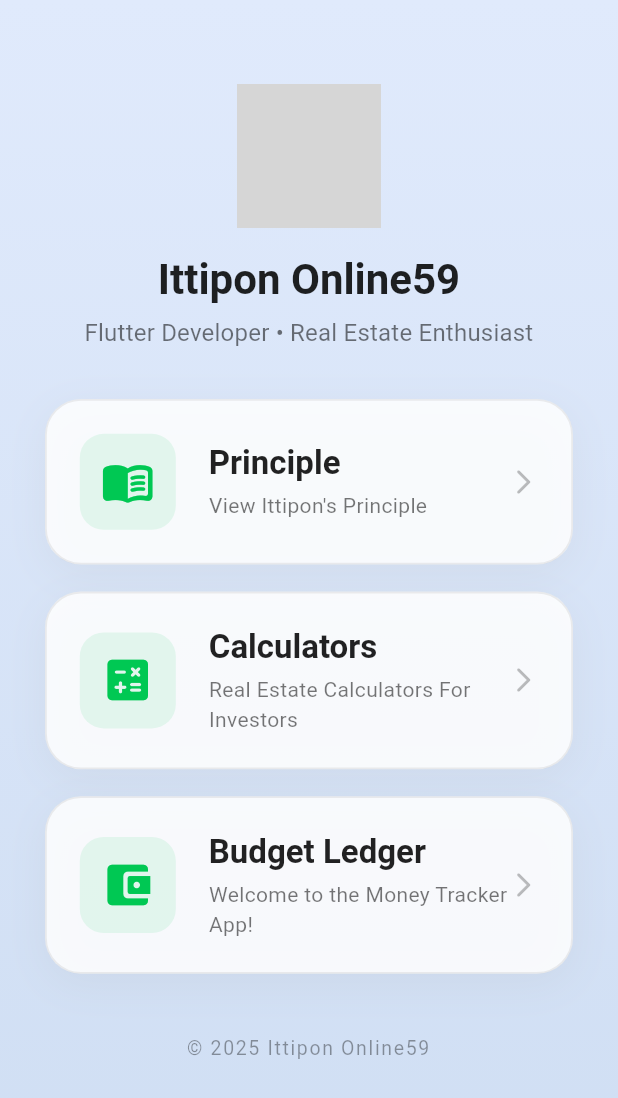
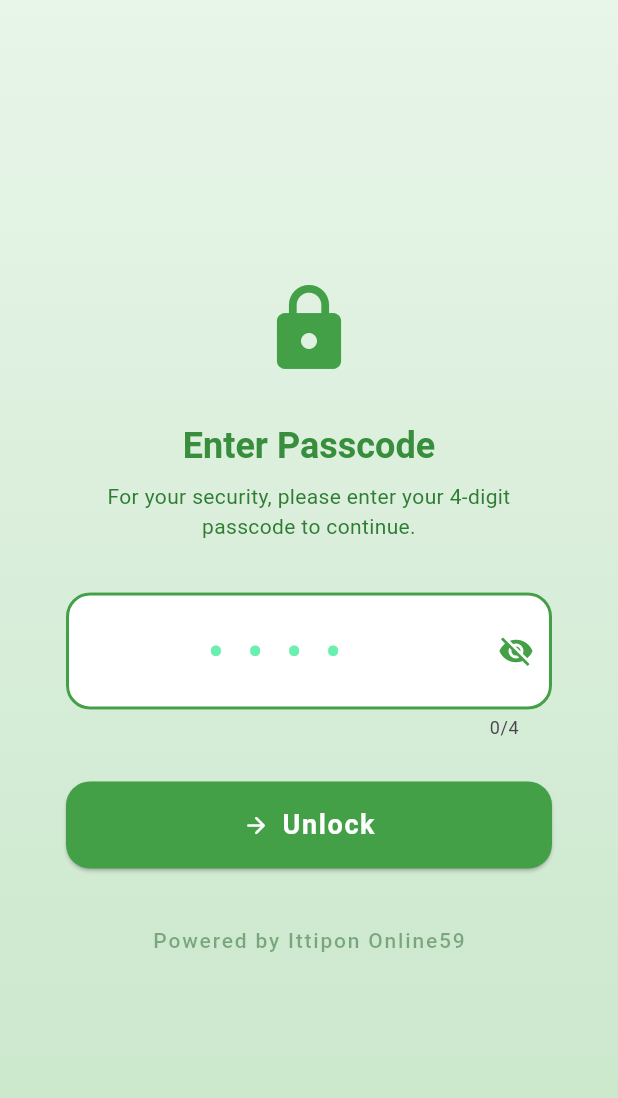
Before and after one commit to online59/online59.github.io, a Flutter app: the screen it shows after launch, on a phone screen of 412 x 824 dp. Shown: the top 1098 px of the screen. Run offline on Flutter 3.47's test engine with Material 3 defaults, Android fonts, the light colour scheme and no system bars; our stand-ins replace equatable, firebase_core, firebase_database, flutter_bloc, get_it; accounts and stored records are empty; statements that could not run were skipped; grey boxes are pictures that could not be loaded.

Commit message:
add passcode

```diff
--- /dev/null
+++ b/lib/features/passcode/presentations/pages/passcode_page.dart
@@ -0,0 +1,181 @@
+import 'package:flutter/material.dart';
+import 'package:real_estate_helper/features/home/presentations/pages/home_page.dart';
+
+// This is the passcode you want to require.
+// In production, store this securely and don't hardcode!
+const String presetPasscode = '2468';
+
+class PasscodePage extends StatefulWidget {
+  const PasscodePage({super.key});
+
+  @override
+  State<PasscodePage> createState() => _PasscodePageState();
+}
+
+class _PasscodePageState extends State<PasscodePage> {
+  final TextEditingController _passcodeController = TextEditingController();
+  String? _errorText;
+  bool _obscure = true;
+  bool _isLoading = false;
+
+  void _validateAndGoHome() async {
+    setState(() {
+      _isLoading = true;
+      _errorText = null;
+    });
+
+    await Future.delayed(const Duration(milliseconds: 700));
+
+    if (_passcodeController.text == presetPasscode) {
+      // Replace this with your navigation to HomePage
+      if (!mounted) return;
+      Navigator.push(
+        context,
+        MaterialPageRoute(builder: (context) => const HomePage()),
+      );
+    } else {
+      setState(() {
+        _errorText = "Incorrect passcode. Please try again.";
+        _isLoading = false;
+      });
+    }
+  }
+
+  Widget _buildPasscodeTextField() {
+    return TextField(
+      controller: _passcodeController,
+      obscureText: _obscure,
+      textAlign: TextAlign.center,
+      keyboardType: TextInputType.number,
+      style: const TextStyle(
+        letterSpacing: 16,
+        fontSize: 28,
+        fontWeight: FontWeight.bold,
+        color: Color(0xFF388E3C),
+      ),
+      decoration: InputDecoration(
+        hintText: '••••',
+        hintStyle: const TextStyle(
+          letterSpacing: 16,
+          fontSize: 28,
+          color: Colors.greenAccent,
+        ),
+        errorText: _errorText,
+        filled: true,
+        fillColor: Colors.white,
+        contentPadding:
+            const EdgeInsets.symmetric(vertical: 18, horizontal: 18),
+        border: OutlineInputBorder(
+          borderRadius: BorderRadius.circular(16),
+          borderSide: const BorderSide(color: Color(0xFF43A047)),
+        ),
+        enabledBorder: OutlineInputBorder(
+          borderRadius: BorderRadius.circular(16),
+          borderSide: const BorderSide(
+            color: Color(0xFF43A047),
+            width: 2,
+          ),
+        ),
+        suffixIcon: IconButton(
+          icon: Icon(_obscure ? Icons.visibility_off : Icons.visibility,
+              color: const Color(0xFF43A047)),
+          onPressed: () => setState(() => _obscure = !_obscure),
+        ),
+      ),
+      maxLength: 4,
+      onSubmitted: (_) => _validateAndGoHome(),
+      enabled: !_isLoading,
+    );
+  }
+
+  @override
+  Widget build(BuildContext context) {
+    final width = MediaQuery.of(context).size.width;
+    final isSmallScreen = width < 400;
+    return Scaffold(
+      body: Container(
+        width: double.infinity,
+        height: double.infinity,
+        decoration: const BoxDecoration(
+          gradient: LinearGradient(
+            colors: [Color(0xFFe8f5e9), Color(0xFFc8e6c9)],
+            begin: Alignment.topCenter,
+            end: Alignment.bottomCenter,
+          ),
+        ),
+        child: Center(
+          child: SingleChildScrollView(
+            padding: EdgeInsets.symmetric(
+                horizontal: isSmallScreen ? 24 : 44, vertical: 32),
+            child: Column(
+              mainAxisAlignment: MainAxisAlignment.center,
+              children: [
+                const Icon(Icons.lock, size: 64, color: Color(0xFF43A047)),
+                const SizedBox(height: 30),
+                Text(
+                  "Enter Passcode",
+                  style: Theme.of(context).textTheme.headlineSmall?.copyWith(
+                        fontWeight: FontWeight.bold,
+                        color: const Color(0xFF388E3C),
+                      ),
+                ),
+                const SizedBox(height: 8),
+                Text(
+                  "For your security, please enter your 4-digit passcode to continue.",
+                  textAlign: TextAlign.center,
+                  style: Theme.of(context).textTheme.bodyMedium?.copyWith(
+                        color: Colors.green.shade800,
+                      ),
+                ),
+                const SizedBox(height: 34),
+                _buildPasscodeTextField(),
+                const SizedBox(height: 28),
+                SizedBox(
+                  width: double.infinity,
+                  child: ElevatedButton.icon(
+                    icon: _isLoading
+                        ? const SizedBox(
+                            width: 18,
+                            height: 18,
+                            child: CircularProgressIndicator(
+                              strokeWidth: 2,
+                              color: Colors.white,
+                            ),
+                          )
+                        : const Icon(Icons.arrow_forward_rounded,
+                            color: Colors.white),
+                    label: Text(
+                      _isLoading ? "Checking..." : "Unlock",
+                      style: const TextStyle(
+                        fontWeight: FontWeight.bold,
+                        fontSize: 18,
+                        color: Colors.white,
+                        letterSpacing: 1.1,
+                      ),
+                    ),
+                    style: ElevatedButton.styleFrom(
+                      backgroundColor: const Color(0xFF43A047),
+                      padding: const EdgeInsets.symmetric(vertical: 16),
+                      shape: RoundedRectangleBorder(
+                          borderRadius: BorderRadius.circular(16)),
+                    ),
+                    onPressed: _isLoading ? null : _validateAndGoHome,
+                  ),
+                ),
+                const SizedBox(height: 38),
+                Text(
+                  "Powered by Ittipon Online59",
+                  style: TextStyle(
+                    color: Colors.green.shade900.withOpacity(0.48),
+                    fontWeight: FontWeight.w500,
+                    letterSpacing: 1.2,
+                  ),
+                ),
+              ],
+            ),
+          ),
+        ),
+      ),
+    );
+  }
+}
--- a/lib/main.dart
+++ b/lib/main.dart
@@ -2,6 +2,7 @@ import 'package:firebase_core/firebase_core.dart';
 import 'package:flutter/material.dart';
 import 'package:real_estate_helper/di/injection.dart';
 import 'package:real_estate_helper/features/home/presentations/pages/home_page.dart';
+import 'package:real_estate_helper/features/passcode/presentations/pages/passcode_page.dart';
 
 import 'firebase_options.dart';
 
@@ -61,7 +62,7 @@ class MyWebsite extends StatelessWidget {
           shape: CircleBorder(),
         ),
       ),
-      home: const HomePage(),
+      home: const PasscodePage(),
     );
   }
 }
```
Also changed, not shown: 4 other files.
